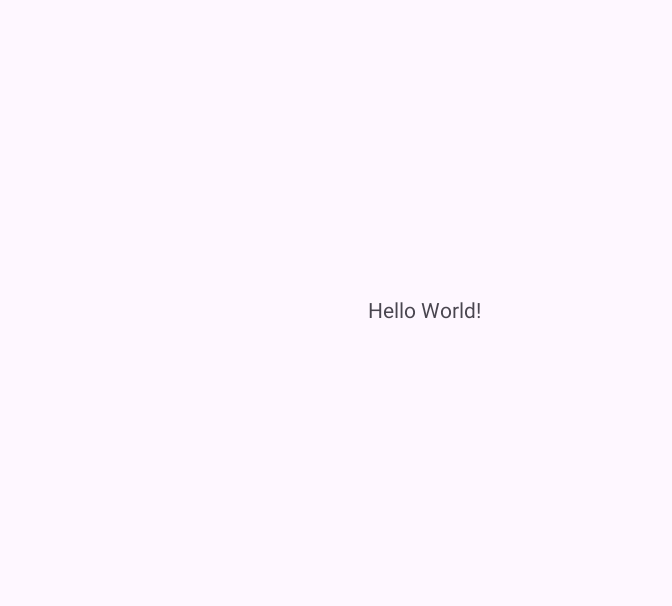
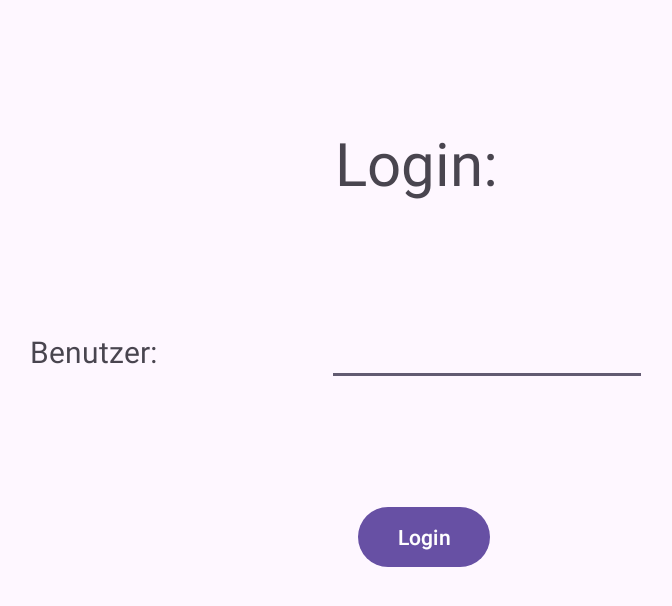
Before and after one commit to Group-B-DKT/DKT_Group_Beta, an Android app: the screen it shows after launch (MainActivity before the commit, Login after it), on a phone screen of 824 x 412 dp (held sideways). Before the commit the part shown is almost empty. Shown: the top 606 px of the screen, without its empty margins (194-866 px from the left). Run offline under Robolectric (Android 15) with nearby library versions, the phone set to English and light mode, and no system bars.

Commit message:
Login added

```diff
--- a/app/src/main/AndroidManifest.xml
+++ b/app/src/main/AndroidManifest.xml
@@ -16,11 +16,11 @@
             android:name=".Spielverbindung"
             android:exported="false" />
         <activity
-            android:name=".Login"
+            android:name=".Login22"
             android:exported="false"
             android:screenOrientation="landscape" />
         <activity
-            android:name=".MainActivity"
+            android:name=".Login"
             android:exported="true"
             android:screenOrientation="landscape">
             <intent-filter>
--- a/app/src/main/java/com/example/dkt_group_beta/Login.java
+++ b/app/src/main/java/com/example/dkt_group_beta/Login.java
@@ -1,6 +1,9 @@
 package com.example.dkt_group_beta;
 
+import android.content.Intent;
 import android.os.Bundle;
+import android.view.View;
+import android.widget.Button;
 
 import androidx.activity.EdgeToEdge;
 import androidx.appcompat.app.AppCompatActivity;
@@ -20,5 +23,14 @@ public class Login extends AppCompatActivity {
             v.setPadding(systemBars.left, systemBars.top, systemBars.right, systemBars.bottom);
             return insets;
         });
+
+        Button login = findViewById(R.id.LoginButton);
+        login.setOnClickListener(new View.OnClickListener() {
+            @Override
+            public void onClick(View v) {
+                Intent intent = new Intent(Login.this, Spielverbindung.class);
+                startActivity(intent);
+            }
+        });
     }
 }
--- a/app/src/main/java/com/example/dkt_group_beta/MainActivity.java
+++ /dev/null
@@ -1,29 +0,0 @@
-package com.example.dkt_group_beta;
-
-import android.os.Bundle;
-
-import androidx.activity.EdgeToEdge;
-import androidx.appcompat.app.AppCompatActivity;
-import androidx.core.graphics.Insets;
-import androidx.core.view.ViewCompat;
-import androidx.core.view.WindowInsetsCompat;
-
-public class MainActivity extends AppCompatActivity {
-
-    @Override
-    protected void onCreate(Bundle savedInstanceState) {
-        super.onCreate(savedInstanceState);
-        EdgeToEdge.enable(this);
-        setContentView(R.layout.activity_main);
-        ViewCompat.setOnApplyWindowInsetsListener(findViewById(R.id.main), (v, insets) -> {
-            Insets systemBars = insets.getInsets(WindowInsetsCompat.Type.systemBars());
-            v.setPadding(systemBars.left, systemBars.top, systemBars.right, systemBars.bottom);
-            return insets;
-        });
-    }
-
-
-    protected void test(){
-
-    }
-}
--- a/app/src/main/res/layout/activity_login.xml
+++ b/app/src/main/res/layout/activity_login.xml
@@ -1,11 +1,65 @@
 <?xml version="1.0" encoding="utf-8"?>
-<androidx.constraintlayout.widget.ConstraintLayout
-    xmlns:android="http://schemas.android.com/apk/res/android"
+<androidx.constraintlayout.widget.ConstraintLayout xmlns:android="http://schemas.android.com/apk/res/android"
+    xmlns:app="http://schemas.android.com/apk/res-auto"
     xmlns:tools="http://schemas.android.com/tools"
-    xmlns:app="http://schemas.android.com/apk/res-auto"
     android:id="@+id/main"
     android:layout_width="match_parent"
     android:layout_height="match_parent"
     tools:context=".Login">
 
-  </androidx.constraintlayout.widget.ConstraintLayout>
+    <TextView
+        android:id="@+id/Login"
+        android:layout_width="wrap_content"
+        android:layout_height="wrap_content"
+        android:text="Login: "
+        android:textSize="40sp"
+        app:layout_constraintBottom_toBottomOf="parent"
+        app:layout_constraintEnd_toEndOf="parent"
+        app:layout_constraintHorizontal_bias="0.5"
+        app:layout_constraintStart_toStartOf="parent"
+        app:layout_constraintTop_toTopOf="parent"
+        app:layout_constraintVertical_bias="0.227" />
+
+    <TextView
+        android:id="@+id/Benutzer"
+        android:layout_width="wrap_content"
+        android:layout_height="wrap_content"
+        android:layout_marginStart="148dp"
+        android:layout_marginTop="220dp"
+        android:layout_marginEnd="107dp"
+        android:layout_marginBottom="164dp"
+        android:text="Benutzer: "
+        android:textSize="20sp"
+        app:layout_constraintBottom_toBottomOf="parent"
+        app:layout_constraintEnd_toStartOf="@+id/BenutzerEingabe"
+        app:layout_constraintStart_toStartOf="parent"
+        app:layout_constraintTop_toTopOf="parent"
+        app:layout_constraintVertical_bias="1.0" />
+
+    <EditText
+        android:id="@+id/BenutzerEingabe"
+        android:layout_width="wrap_content"
+        android:layout_height="wrap_content"
+        android:layout_marginTop="68dp"
+        android:layout_marginEnd="262dp"
+        android:ems="10"
+        android:inputType="text"
+        android:text=""
+        app:layout_constraintBottom_toBottomOf="parent"
+        app:layout_constraintEnd_toEndOf="parent"
+        app:layout_constraintStart_toEndOf="@+id/Benutzer"
+        app:layout_constraintTop_toBottomOf="@+id/Login"
+        app:layout_constraintVertical_bias="0.054" />
+
+    <Button
+        android:id="@+id/LoginButton"
+        android:layout_width="wrap_content"
+        android:layout_height="wrap_content"
+        android:layout_marginBottom="30dp"
+        android:text="Login"
+        app:layout_constraintBottom_toBottomOf="parent"
+        app:layout_constraintEnd_toEndOf="parent"
+        app:layout_constraintHorizontal_bias="0.5"
+        app:layout_constraintStart_toStartOf="parent" />
+
+</androidx.constraintlayout.widget.ConstraintLayout>
--- a/app/src/main/res/layout/activity_main.xml
+++ /dev/null
@@ -1,19 +0,0 @@
-<?xml version="1.0" encoding="utf-8"?>
-<androidx.constraintlayout.widget.ConstraintLayout xmlns:android="http://schemas.android.com/apk/res/android"
-    xmlns:app="http://schemas.android.com/apk/res-auto"
-    xmlns:tools="http://schemas.android.com/tools"
-    android:id="@+id/main"
-    android:layout_width="match_parent"
-    android:layout_height="match_parent"
-    tools:context=".MainActivity">
-
-    <TextView
-        android:layout_width="wrap_content"
-        android:layout_height="wrap_content"
-        android:text="Hello World!"
-        app:layout_constraintBottom_toBottomOf="parent"
-        app:layout_constraintEnd_toEndOf="parent"
-        app:layout_constraintStart_toStartOf="parent"
-        app:layout_constraintTop_toTopOf="parent" />
-
-</androidx.constraintlayout.widget.ConstraintLayout>
```
